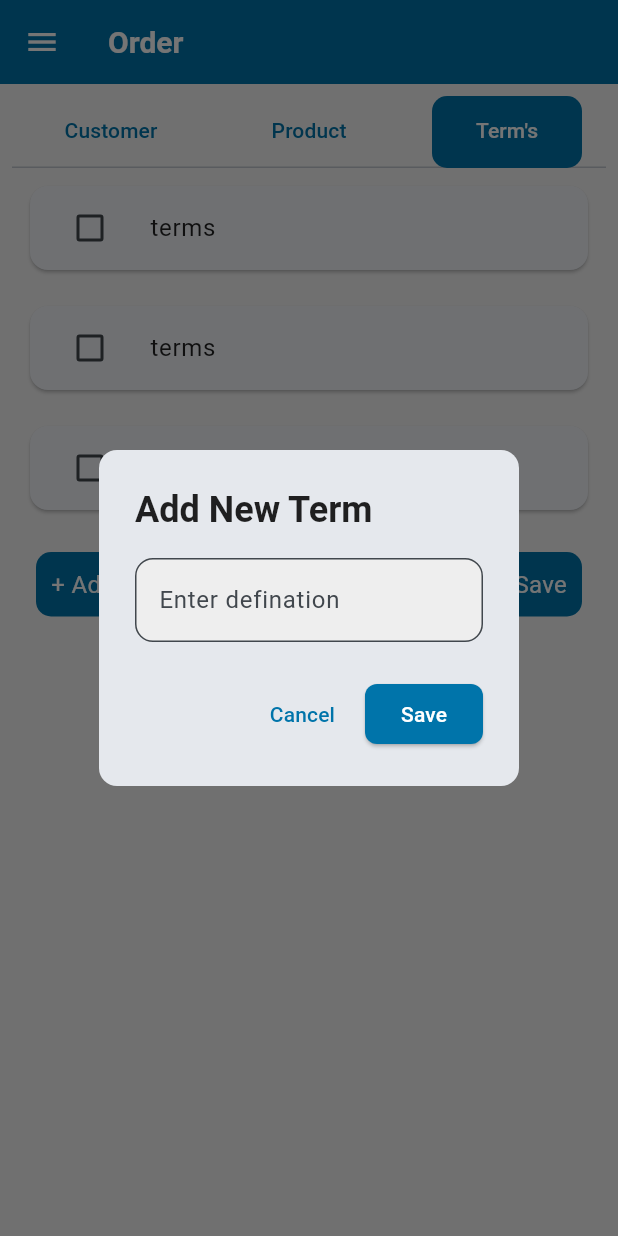
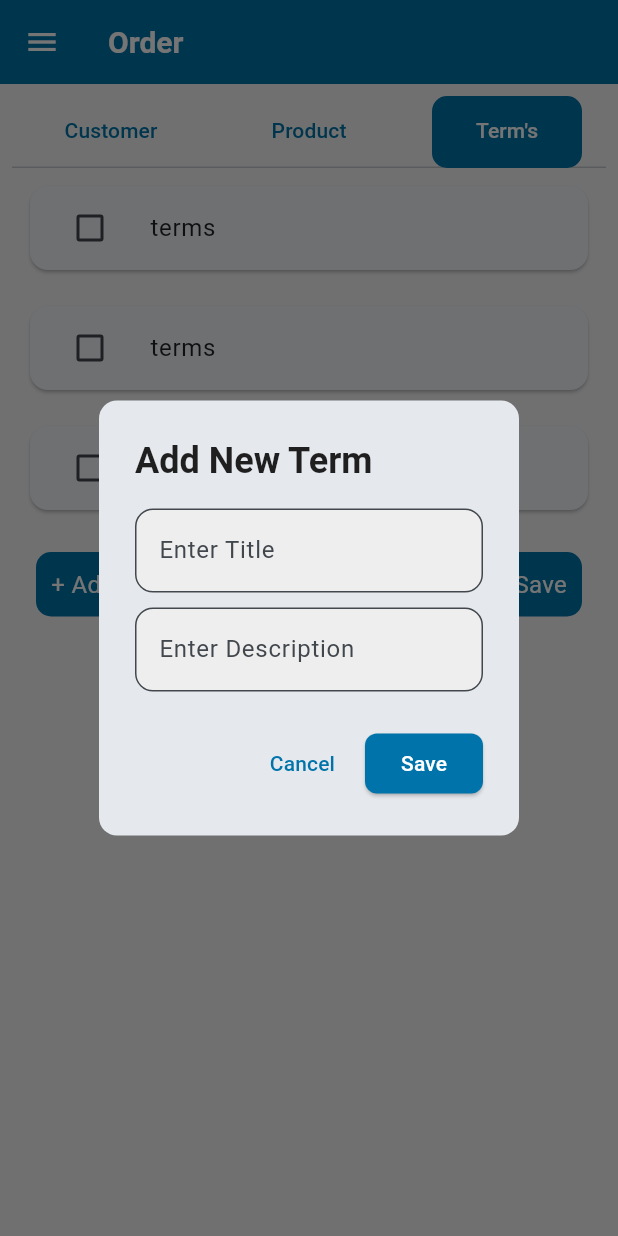
Before and after one commit to SarthakSuthar/uniqtech_crm, a Flutter app: the AddOrder screen opened by its route, tab 3 chosen, after a tap on "+ Add new term", on a phone screen of 412 x 824 dp. Run offline on Flutter 3.47's test engine with Material 3 defaults, Android fonts, the phone set to English and light mode, and no system bars; our stand-ins replace dotted_border, file_picker, get, sqflite, sqflite_common_ffi_web, tab_indicator_styler; accounts and stored records are empty.

Commit message:
terms master

```diff
--- a/lib/app_const/widgets/app_widgets.dart
+++ b/lib/app_const/widgets/app_widgets.dart
@@ -200,50 +200,6 @@ Widget termsTile() {
   );
 }
 
-Future<void> addNewTerms({
-  required BuildContext context,
-  required Function(String) onSave,
-}) async {
-  final TextEditingController inputController = TextEditingController();
-
-  await showDialog(
-    context: context,
-    builder: (context) {
-      return AlertDialog(
-        shape: RoundedRectangleBorder(borderRadius: BorderRadius.circular(12)),
-        title: Text(
-          "Add New Term",
-          style: const TextStyle(fontWeight: FontWeight.bold),
-        ),
-        content: TextField(
-          controller: inputController,
-          decoration: const InputDecoration(
-            hintText: "Enter defination",
-            border: OutlineInputBorder(
-              borderRadius: BorderRadius.all(Radius.circular(12)),
-            ),
-          ),
-        ),
-        actions: [
-          TextButton(
-            onPressed: () => Navigator.of(context).pop(), // close
-            child: const Text("Cancel"),
-          ),
-          ElevatedButton(
-            onPressed: () {
-              if (inputController.text.trim().isNotEmpty) {
-                onSave(inputController.text.trim());
-                Navigator.of(context).pop(); // close after save
-              }
-            },
-            child: const Text("Save"),
-          ),
-        ],
-      );
-    },
-  );
-}
-
 Widget fileSelectWidget({
   required BuildContext context,
   required String title,
--- /dev/null
+++ b/lib/screen/terms/model/terms_model.dart
@@ -0,0 +1,33 @@
+// To parse this JSON data, do
+//
+//     final termsModel = termsModelFromJson(jsonString);
+
+import 'dart:convert';
+
+TermsModel termsModelFromJson(String str) =>
+    TermsModel.fromJson(json.decode(str));
+
+String termsModelToJson(TermsModel data) => json.encode(data.toJson());
+
+class TermsModel {
+  int? id;
+  String? title;
+  String? description;
+  int? isSynced;
+
+  TermsModel({this.id, this.title, this.description, this.isSynced});
+
+  factory TermsModel.fromJson(Map<String, dynamic> json) => TermsModel(
+    id: json["id"],
+    title: json["title"],
+    description: json["description"],
+    isSynced: json["isSynced"],
+  );
+
+  Map<String, dynamic> toJson() => {
+    "id": id,
+    "title": title,
+    "description": description,
+    "isSynced": isSynced,
+  };
+}
--- /dev/null
+++ b/lib/screen/terms/widget/add_task_popup.dart
@@ -0,0 +1,84 @@
+import 'package:crm/app_const/utils/app_utils.dart';
+import 'package:flutter/material.dart';
+import 'package:crm/screen/terms/repo/terms_repo.dart';
+import 'package:crm/screen/terms/model/terms_model.dart';
+
+Future<void> addNewTerms({
+  required BuildContext context,
+  Function(String title, String description)? onSave,
+}) async {
+  final TextEditingController titleController = TextEditingController();
+  final TextEditingController descriptionController = TextEditingController();
+
+  await showDialog(
+    barrierDismissible: false, // User must tap button to close
+    context: context,
+    builder: (context) {
+      return AlertDialog(
+        shape: RoundedRectangleBorder(borderRadius: BorderRadius.circular(12)),
+        title: Text(
+          "Add New Term",
+          style: const TextStyle(fontWeight: FontWeight.bold),
+        ),
+        content: Column(
+          crossAxisAlignment: CrossAxisAlignment.start,
+          mainAxisSize: MainAxisSize.min,
+          children: [
+            TextField(
+              controller: titleController,
+              decoration: const InputDecoration(
+                hintText: "Enter Title",
+                border: OutlineInputBorder(
+                  borderRadius: BorderRadius.all(Radius.circular(12)),
+                ),
+              ),
+              textCapitalization: TextCapitalization.sentences,
+            ),
+            const SizedBox(height: 10),
+            TextField(
+              controller: descriptionController,
+              maxLines: 3,
+              minLines: 1,
+              decoration: const InputDecoration(
+                hintText: "Enter Description",
+                border: OutlineInputBorder(
+                  borderRadius: BorderRadius.all(Radius.circular(12)),
+                ),
+              ),
+              textCapitalization: TextCapitalization.sentences,
+            ),
+          ],
+        ),
+        actions: [
+          // Use TextButton for cancel
+          TextButton(
+            onPressed: () => Navigator.of(context).pop(), // close
+            child: const Text("Cancel"),
+          ),
+          ElevatedButton(
+            onPressed: () {
+              showlog("Save button pressed");
+              if (titleController.text.trim().isNotEmpty &&
+                  descriptionController.text.trim().isNotEmpty) {
+                final newTerm = TermsModel(
+                  title: titleController.text.trim(),
+                  description: descriptionController.text.trim(),
+                  isSynced: 0, // Assuming 0 means not synced
+                );
+                TermsRepo.insertTerms(newTerm);
+                if (onSave != null) {
+                  onSave(
+                    titleController.text.trim(),
+                    descriptionController.text.trim(),
+                  );
+                }
+                Navigator.of(context).pop(); // close after save
+              }
+            },
+            child: const Text("Save"),
+          ),
+        ],
+      );
+    },
+  );
+}
--- a/lib/services/local_db.dart
+++ b/lib/services/local_db.dart
@@ -3,6 +3,7 @@ import 'package:crm/app_const/utils/app_utils.dart';
 import 'package:crm/screen/contacts/repo/contact_repo.dart';
 import 'package:crm/screen/inquiry/repo/inquiry_repo.dart';
 import 'package:crm/screen/product/repo/product_repo.dart';
+import 'package:crm/screen/terms/repo/terms_repo.dart';
 import 'package:path/path.dart';
 import 'package:sqflite/sqflite.dart';
 
@@ -53,9 +54,12 @@ class DatabaseHelper {
       await ContactsRepo.createTable(db);
       showlog("after creating contact table");
 
-      //MARK: Product Table
+      //MARK: Masters Tables
       await ProductRepo.createTable(db);
       showlog("after creating product table");
+
+      await TermsRepo.createTermsTable(db);
+      showlog("after creating terms table");
 
       //MARK: Inquiry Tables
       await InquiryRepo.createInquiryTable(db);
```
Also changed, not shown: lib/screen/orders/ui/add_order_terms.dart (+4 -3 lines), lib/screen/quotes/ui/quotes_terms.dart (+4 -3 lines), lib/screen/terms/repo/terms_repo.dart (added, +48 -0 lines).
